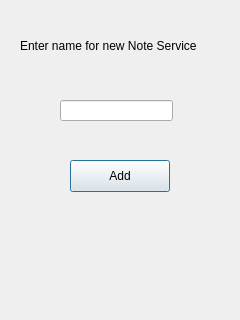
Qt form Silently/src/createNewNoteSpaceWindow/createnewnotespacewindow.ui (Observersss/Silently) before a commit.
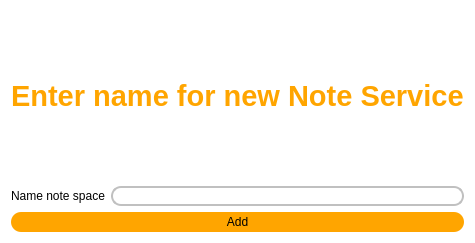
The same form after that commit.

The edit to the form file:
```diff
--- a/Silently/src/createNewNoteSpaceWindow/createnewnotespacewindow.ui
+++ b/Silently/src/createNewNoteSpaceWindow/createnewnotespacewindow.ui
@@ -6,49 +6,72 @@
    <rect>
     <x>0</x>
     <y>0</y>
-    <width>240</width>
-    <height>320</height>
+    <width>351</width>
+    <height>243</height>
    </rect>
   </property>
   <property name="windowTitle">
    <string>Dialog</string>
   </property>
+  <property name="styleSheet">
+   <string notr="true">color:black;
+background-color:white;</string>
+  </property>
+  <layout class="QGridLayout" name="gridLayout">
+   <item row="0" column="0">
   <widget class="QLabel" name="label">
-   <property name="geometry">
-    <rect>
-     <x>20</x>
-     <y>30</y>
-     <width>201</width>
-     <height>31</height>
-    </rect>
+     <property name="font">
+      <font>
+       <pointsize>22</pointsize>
+       <bold>true</bold>
+      </font>
+     </property>
+     <property name="styleSheet">
+      <string notr="true">color:orange;</string>
    </property>
    <property name="text">
     <string>Enter name for new Note Service</string>
    </property>
   </widget>
+   </item>
+   <item row="1" column="0">
+    <layout class="QHBoxLayout" name="horizontalLayout">
+     <item>
+      <widget class="QLabel" name="label_2">
+       <property name="text">
+        <string>Name note space</string>
+       </property>
+      </widget>
+     </item>
+     <item>
   <widget class="QLineEdit" name="lineEdit_NoteServiceName">
-   <property name="geometry">
-    <rect>
-     <x>60</x>
-     <y>100</y>
-     <width>113</width>
-     <height>21</height>
-    </rect>
-   </property>
-  </widget>
+       <property name="styleSheet">
+        <string notr="true">border:2px solid silver;
+border-radius:10px;
+background-color:white;</string>
+       </property>
+      </widget>
+     </item>
+    </layout>
+   </item>
+   <item row="2" column="0">
   <widget class="QPushButton" name="pushButton_Add">
-   <property name="geometry">
-    <rect>
-     <x>70</x>
-     <y>160</y>
-     <width>100</width>
-     <height>32</height>
-    </rect>
+     <property name="minimumSize">
+      <size>
+       <width>0</width>
+       <height>20</height>
+      </size>
+     </property>
+     <property name="styleSheet">
+      <string notr="true">background-color:orange;
+border-radius:10px;</string>
    </property>
    <property name="text">
     <string>Add</string>
    </property>
   </widget>
+   </item>
+  </layout>
  </widget>
  <resources/>
  <connections/>
```
Lines whose indentation alone changed are shown as unchanged.
